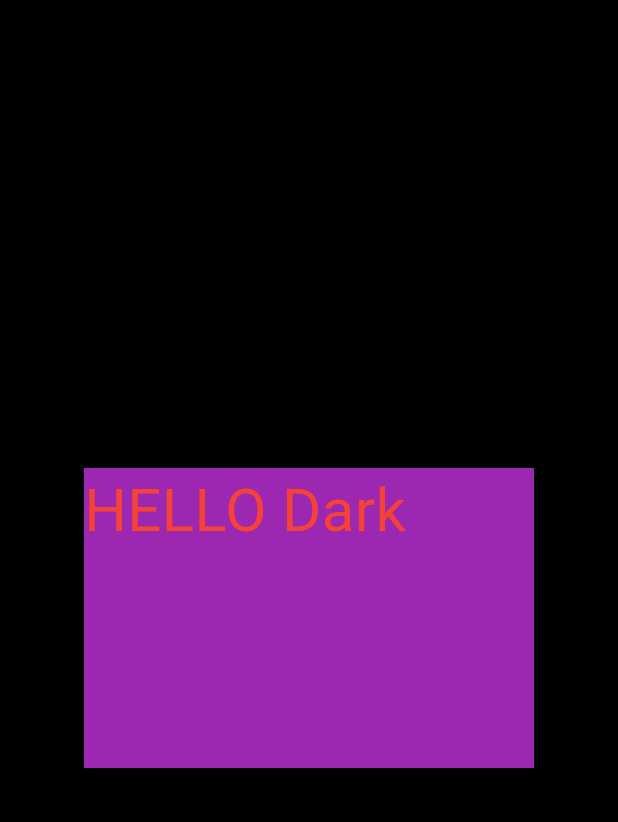
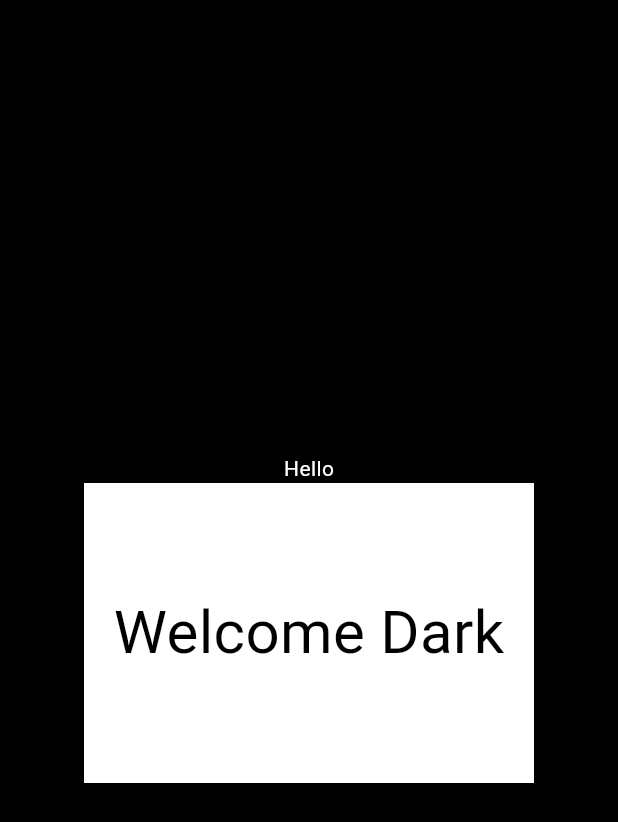
Before and after one commit to pallavipatil1998/Theme_App, a Flutter app: the screen it shows after launch, on a phone screen of 412 x 824 dp. Shown: the top 822 px of the screen. Run offline on Flutter 3.47's test engine with Material 3 defaults, Android fonts, the phone set to English and light mode, and no system bars.

Commit message:
Theme Manage Using Function

```diff
--- a/lib/main.dart
+++ b/lib/main.dart
@@ -1,3 +1,4 @@
+import 'package:flutter/cupertino.dart';
 import 'package:flutter/material.dart';
 
 void main() {
@@ -37,30 +38,66 @@ class HomePage extends StatefulWidget {
 }
 
 class _HomePageState extends State<HomePage> {
+  var bgColor=Colors.white;
+  var secoundaryColor=Colors.black;
+  var textColor=Colors.black;
+  var textSecondaryColor=Colors.white;
+  late  bool isDark ;
+  var title;
+
+
   @override
   Widget build(BuildContext context) {
     var mqData=MediaQuery.of(context);
     print("Platform: ${mqData.platformBrightness}");
     var themeData=Theme.of(context);
     print("Theme: ${themeData.brightness}");
-    var isDark= themeData.brightness==Brightness.dark;
+    isDark= themeData.brightness==Brightness.dark;
+    getThemeColors();
 
 
     return Scaffold(
       //screen Background color
-      backgroundColor: isDark ? Colors.black : Colors.white,
-      body: Center(child: Container(height:200,width:300,
+      backgroundColor: bgColor,
+      body: Center(child: Column(mainAxisAlignment: MainAxisAlignment.center,
+        children: [
+          Text("Hello",style:TextStyle(color: textColor) ,),
+          Container(height:200,width:300,
             //themeMode: ThemeMode.light, => bg=white & box= black,blue
             //themeMode: ThemeMode.dark  => bg=black  & box= white,purple
             //container color
-        color: isDark ? Colors.purple : Colors.blue,
+            color: secoundaryColor,
             //print hello Dark text
-        child: Text("HELLO ${isDark ?"Dark":"White"}",
+            child: Center(
+              child: Text("Welcome ${isDark ?"Dark":"White"}",
                 style: TextStyle(
                   //text color
-              color: isDark ? Colors.red : Colors.yellow,fontSize: 40),
+                    color:textSecondaryColor,fontSize: 40),
               ),
+            ),
+          ),
+        ],
       )),
     );
   }
+
+
+
+  void getThemeColors(){
+    if(isDark){
+      //dark
+      bgColor=Colors.black;
+      secoundaryColor=Colors.white;
+      textColor=Colors.white;
+      textSecondaryColor=Colors.black;
+      title="Dark";
+    }else{
+      bgColor=Colors.white;
+      secoundaryColor=Colors.black;
+      textColor=Colors.black;
+      textSecondaryColor=Colors.white;
+      title="Dark";
+
     }
+  }
+}
```
Lines whose indentation alone changed are shown as unchanged.
